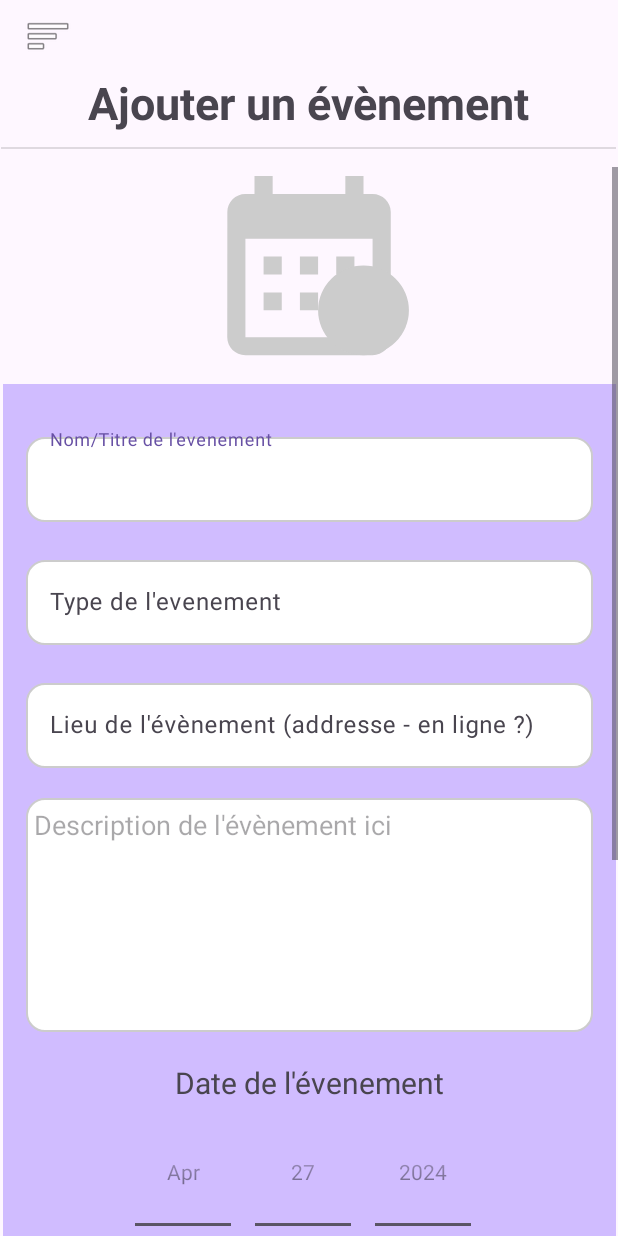
After one commit to GnimGregoireDAO/Invite-Me, an Android app: the layout activity_ajouter_evenement.xml on its own in the app's theme, with its tools: preview values and no code run, on a phone screen of 412 x 824 dp. The commit adds this screen. Run offline under Robolectric (Android 15) with nearby library versions, the phone set to English and light mode, and no system bars.

Commit message:
Resolve "vue ajouter evenement"

```diff
--- /dev/null
+++ b/app/src/main/java/com/inviteme/ui/AjouterEvenementActivity.kt
@@ -0,0 +1,21 @@
+package com.inviteme.ui
+
+import android.os.Bundle
+import androidx.activity.enableEdgeToEdge
+import androidx.appcompat.app.AppCompatActivity
+import androidx.core.view.ViewCompat
+import androidx.core.view.WindowInsetsCompat
+import com.inviteme.R
+
+class AjouterEvenementActivity : AppCompatActivity() {
+    override fun onCreate(savedInstanceState: Bundle?) {
+        super.onCreate(savedInstanceState)
+        enableEdgeToEdge()
+        setContentView(R.layout.activity_ajouter_evenement)
+        ViewCompat.setOnApplyWindowInsetsListener(findViewById(R.id.main)) { v, insets ->
+            val systemBars = insets.getInsets(WindowInsetsCompat.Type.systemBars())
+            v.setPadding(systemBars.left, systemBars.top, systemBars.right, systemBars.bottom)
+            insets
+        }
+    }
+}
--- /dev/null
+++ b/app/src/main/res/drawable/ic_dashboard_black_24dp.xml
@@ -0,0 +1,9 @@
+<vector xmlns:android="http://schemas.android.com/apk/res/android"
+    android:width="24dp"
+    android:height="24dp"
+    android:viewportWidth="24.0"
+    android:viewportHeight="24.0">
+    <path
+        android:fillColor="#FF000000"
+        android:pathData="M3,13h8L11,3L3,3v10zM3,21h8v-6L3,15v6zM13,21h8L21,11h-8v10zM13,3v6h8L21,3h-8z" />
+</vector>
--- /dev/null
+++ b/app/src/main/res/drawable/ic_home_black_24dp.xml
@@ -0,0 +1,9 @@
+<vector xmlns:android="http://schemas.android.com/apk/res/android"
+    android:width="24dp"
+    android:height="24dp"
+    android:viewportWidth="24.0"
+    android:viewportHeight="24.0">
+    <path
+        android:fillColor="#FF000000"
+        android:pathData="M10,20v-6h4v6h5v-8h3L12,3 2,12h3v8z" />
+</vector>
--- /dev/null
+++ b/app/src/main/res/drawable/ic_notifications_black_24dp.xml
@@ -0,0 +1,9 @@
+<vector xmlns:android="http://schemas.android.com/apk/res/android"
+    android:width="24dp"
+    android:height="24dp"
+    android:viewportWidth="24.0"
+    android:viewportHeight="24.0">
+    <path
+        android:fillColor="#FF000000"
+        android:pathData="M12,22c1.1,0 2,-0.9 2,-2h-4c0,1.1 0.89,2 2,2zM18,16v-5c0,-3.07 -1.64,-5.64 -4.5,-6.32L13.5,4c0,-0.83 -0.67,-1.5 -1.5,-1.5s-1.5,0.67 -1.5,1.5v0.68C7.63,5.36 6,7.92 6,11v5l-2,2v1h16v-1l-2,-2z" />
+</vector>
--- /dev/null
+++ b/app/src/main/res/drawable/rounded_edittext_background.xml
@@ -0,0 +1,7 @@
+<shape xmlns:android="http://schemas.android.com/apk/res/android">
+    <solid android:color="@color/white" />
+    <corners android:radius="12dp" />
+    <stroke
+        android:width="1dp"
+        android:color="#CCCCCC" /> <!-- Couleur de la bordure -->
+</shape>
--- /dev/null
+++ b/app/src/main/res/layout/activity_ajouter_evenement.xml
@@ -0,0 +1,208 @@
+<?xml version="1.0" encoding="utf-8"?>
+<androidx.constraintlayout.widget.ConstraintLayout xmlns:android="http://schemas.android.com/apk/res/android"
+    xmlns:app="http://schemas.android.com/apk/res-auto"
+    xmlns:tools="http://schemas.android.com/tools"
+    android:id="@+id/main"
+    android:layout_width="match_parent"
+    android:layout_height="match_parent"
+    tools:context=".ui.AjouterEvenementActivity">
+
+    <LinearLayout
+        android:id="@+id/linearLayout"
+        android:layout_width="410dp"
+        android:layout_height="110dp"
+        android:layout_marginEnd="1dp"
+        android:orientation="vertical"
+        app:layout_constraintEnd_toEndOf="parent"
+        app:layout_constraintStart_toStartOf="parent"
+        app:layout_constraintTop_toTopOf="parent">
+
+
+        <ImageButton
+            android:id="@+id/btnMenu"
+            android:layout_width="60dp"
+            android:layout_height="48dp"
+            android:layout_alignParentStart="true"
+            android:layout_marginStart="1dp"
+            android:background="?attr/selectableItemBackgroundBorderless"
+            android:contentDescription="Menu"
+            android:src="@android:drawable/ic_menu_sort_by_size" />
+
+        <TextView
+            android:id="@+id/textView"
+            android:layout_width="match_parent"
+            android:layout_height="50dp"
+            android:text="@string/ajouter_un_v_nement"
+            android:textAlignment="center"
+            android:textSize="30sp"
+            android:textStyle="bold" />
+
+        <View
+            android:id="@+id/divider2"
+            android:layout_width="match_parent"
+            android:layout_height="1dp"
+            android:background="?android:attr/listDivider" />
+
+    </LinearLayout>
+
+    <ScrollView
+        android:layout_width="411dp"
+        android:layout_height="733dp"
+        android:layout_marginTop="1dp"
+        app:layout_constraintEnd_toEndOf="parent"
+        app:layout_constraintStart_toStartOf="parent"
+        app:layout_constraintTop_toBottomOf="@+id/linearLayout">
+
+        <LinearLayout
+            android:layout_width="match_parent"
+            android:layout_height="wrap_content"
+            android:orientation="vertical">
+
+
+            <LinearLayout
+                android:layout_width="wrap_content"
+                android:layout_height="143dp"
+                android:layout_gravity="center_horizontal">
+
+                <View
+                    android:layout_width="145dp"
+                    android:layout_height="match_parent"
+                    android:background="@drawable/ic_calendar"
+                    android:foregroundGravity="center_horizontal" />
+            </LinearLayout>
+
+
+            <LinearLayout
+                android:layout_width="match_parent"
+                android:layout_height="match_parent"
+                android:layout_marginStart="1dp"
+                android:layout_marginTop="1dp"
+                android:layout_marginEnd="1dp"
+                android:background="@color/colorAccent"
+                android:orientation="vertical"
+                android:paddingStart="15dp"
+                android:paddingTop="10dp"
+                android:paddingEnd="15dp"
+                app:layout_constraintBottom_toBottomOf="parent"
+                app:layout_constraintEnd_toEndOf="parent"
+                app:layout_constraintStart_toStartOf="parent"
+                app:layout_constraintTop_toBottomOf="@+id/linearLayout3">
+
+                <com.google.android.material.textfield.TextInputLayout
+                    android:layout_width="match_parent"
+                    android:layout_height="wrap_content"
+                    android:paddingTop="20dp">
+
+                    <com.google.android.material.textfield.TextInputEditText
+                        android:layout_width="match_parent"
+                        android:layout_height="wrap_content"
+                        android:background="@drawable/rounded_edittext_background"
+                        android:hint="@string/nom_titre_de_l_evenement"
+
+                        />
+
+                </com.google.android.material.textfield.TextInputLayout>
+
+                <com.google.android.material.textfield.TextInputLayout
+                    android:layout_width="match_parent"
+                    android:layout_height="wrap_content"
+                    android:paddingTop="20dp">
+
+                    <com.google.android.material.textfield.TextInputEditText
+                        android:layout_width="match_parent"
+                        android:layout_height="wrap_content"
+                        android:background="@drawable/rounded_edittext_background"
+                        android:hint="@string/type_de_l_evenement" />
+
+                </com.google.android.material.textfield.TextInputLayout>
+
+                <com.google.android.material.textfield.TextInputLayout
+                    android:layout_width="match_parent"
+                    android:layout_height="wrap_content"
+                    android:paddingTop="20dp">
+
+                    <com.google.android.material.textfield.TextInputEditText
+                        android:layout_width="match_parent"
+                        android:layout_height="wrap_content"
+                        android:background="@drawable/rounded_edittext_background"
+                        android:hint="@string/lieu_de_l_v_nement_addresse_en_ligne" />
+
+                </com.google.android.material.textfield.TextInputLayout>
+
+                <EditText
+                    android:id="@+id/editTextTextMultiLine"
+                    android:layout_width="match_parent"
+                    android:layout_height="156dp"
+                    android:layout_marginVertical="20dp"
+                    android:background="@drawable/rounded_edittext_background"
+                    android:ems="10"
+                    android:gravity="start|top"
+                    android:hint="@string/description_de_l_v_nement_ici"
+                    android:inputType="textMultiLine"
+                    android:minHeight="40dp"
+                    android:padding="5dp" />
+
+                <TextView
+                    android:id="@+id/textView6"
+                    android:layout_width="match_parent"
+                    android:layout_height="wrap_content"
+                    android:layout_weight="1"
+                    android:text="@string/date_label"
+                    android:textAlignment="center"
+                    android:textSize="20sp"
+                    tools:text="Date de l'évenement" />
+
+                    <DatePicker
+                        android:layout_width="match_parent"
+                        android:layout_height="wrap_content"
+                        android:calendarViewShown="false"
+                        android:datePickerMode="spinner"
+                        />
+                <TextView
+                    android:id="@+id/textView7"
+                    android:layout_width="match_parent"
+                    android:layout_height="wrap_content"
+                    android:layout_weight="1"
+                    android:text="@string/time_picker"
+                    android:textAlignment="center"
+                    android:textSize="20sp"
+                    tools:text="Heure de l'évènement" />
+                    <TimePicker
+                        android:layout_width="match_parent"
+                        android:layout_height="wrap_content"
+                        android:timePickerMode="spinner" />
+
+
+
+                <LinearLayout
+                    android:layout_width="match_parent"
+                    android:layout_height="match_parent"
+                    android:orientation="horizontal">
+
+                    <Button
+                        android:id="@+id/btn_annuler"
+                        android:layout_width="wrap_content"
+                        android:layout_height="wrap_content"
+                        android:text="@string/btn_annuler" />
+
+                    <Button
+                        android:id="@+id/btn_ajouter"
+                        android:layout_width="wrap_content"
+                        android:layout_height="wrap_content"
+                        android:text="@string/ajouter_btn" />
+                </LinearLayout>
+
+                <Space
+                    android:layout_width="match_parent"
+                    android:layout_height="30dp"
+                    android:layout_marginTop="10dp" />
+
+            </LinearLayout>
+
+
+        </LinearLayout>
+
+    </ScrollView>
+
+
+</androidx.constraintlayout.widget.ConstraintLayout>
--- /dev/null
+++ b/app/src/main/res/menu/bottom_nav_menu.xml
@@ -0,0 +1,19 @@
+<?xml version="1.0" encoding="utf-8"?>
+<menu xmlns:android="http://schemas.android.com/apk/res/android">
+
+    <item
+        android:id="@+id/navigation_home"
+        android:icon="@drawable/ic_home_black_24dp"
+        android:title="@string/title_home" />
+
+    <item
+        android:id="@+id/navigation_dashboard"
+        android:icon="@drawable/ic_dashboard_black_24dp"
+        android:title="@string/title_dashboard" />
+
+    <item
+        android:id="@+id/navigation_notifications"
+        android:icon="@drawable/ic_notifications_black_24dp"
+        android:title="@string/title_notifications" />
+
+</menu>
--- /dev/null
+++ b/app/src/main/res/navigation/mobile_navigation2.xml
@@ -0,0 +1,25 @@
+<?xml version="1.0" encoding="utf-8"?>
+<navigation xmlns:android="http://schemas.android.com/apk/res/android"
+    xmlns:app="http://schemas.android.com/apk/res-auto"
+    xmlns:tools="http://schemas.android.com/tools"
+    android:id="@+id/mobile_navigation2"
+    app:startDestination="@+id/navigation_home">
+
+    <fragment
+        android:id="@+id/navigation_home"
+        android:name="com.inviteme.ui.ui.home.HomeFragment"
+        android:label="@string/title_home"
+        tools:layout="@layout/fragment_home" />
+
+    <fragment
+        android:id="@+id/navigation_dashboard"
+        android:name="com.inviteme.ui.ui.dashboard.DashboardFragment"
+        android:label="@string/title_dashboard"
+        tools:layout="@layout/fragment_dashboard" />
+
+    <fragment
+        android:id="@+id/navigation_notifications"
+        android:name="com.inviteme.ui.ui.notifications.NotificationsFragment"
+        android:label="@string/title_notifications"
+        tools:layout="@layout/fragment_notifications" />
+</navigation>
--- a/app/src/main/res/values/strings.xml
+++ b/app/src/main/res/values/strings.xml
@@ -43,4 +43,17 @@
     <string name="terms_checkbox">Termes et conditions</string>
     <string name="signup_button">Créer un compte</string>
     <string name="cr_ez_un_compte">CRÉEZ UN COMPTE</string>
+    <string name="title_activity_ajouter_evenement">AjouterEvenementActivity</string>
+    <string name="title_home">Home</string>
+    <string name="title_dashboard">Dashboard</string>
+    <string name="title_notifications">Notifications</string>
+    <string name="ajouter_un_v_nement">Ajouter un évènement</string>
+    <string name="nom_titre_de_l_evenement">Nom/Titre de l\'evenement</string>
+    <string name="type_de_l_evenement">Type de l\'evenement</string>
+    <string name="lieu_de_l_v_nement_addresse_en_ligne">Lieu de l\'évènement (addresse - en ligne ?)</string>
+    <string name="description_de_l_v_nement_ici">Description de l\'évènement ici</string>
+    <string name="date_label">Date de l\'évenement ( sélectionez ici)</string>
+    <string name="time_picker">Heure de l\'évènement ( sélectionnez ici )</string>
+    <string name="ajouter_btn">Ajouter</string>
+    <string name="btn_annuler">Annuler</string>
 </resources>
```
Also changed, not shown: 2 other files.
